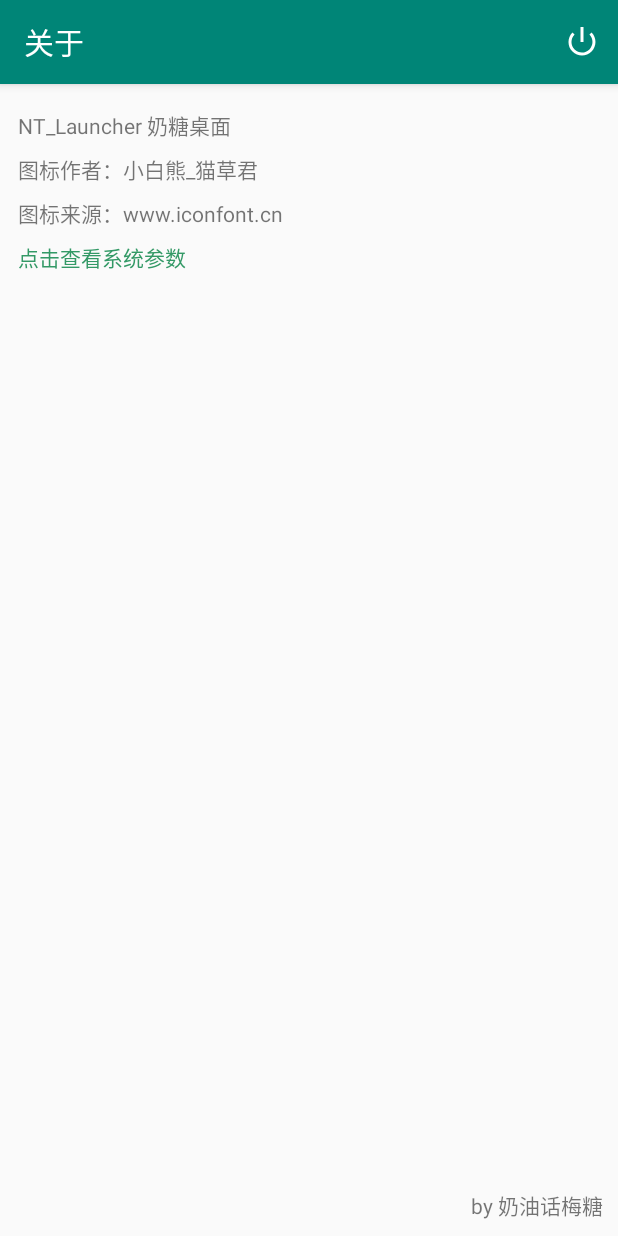
After one commit to wjy000/NT-Eink-Launcher, an Android app: the AboutActivity screen opened directly, with no data from a screen before it, on a phone screen of 412 x 824 dp. The commit adds this screen. Run offline under Robolectric (Android 15) with nearby library versions, the phone set to English and light mode, and no system bars.

Commit message:
优化、新增关于界面

```diff
--- a/app/build.gradle
+++ b/app/build.gradle
@@ -7,8 +7,8 @@
         applicationId "com.etang.nt_launcher"
         minSdkVersion 16
         targetSdkVersion 29
-        versionCode 181
-        versionName "1.8.1"
+        versionCode 182
+        versionName "1.8.2"
         testInstrumentationRunner "androidx.test.runner.AndroidJUnitRunner"
     }
     buildTypes {
--- a/app/src/main/AndroidManifest.xml
+++ b/app/src/main/AndroidManifest.xml
@@ -32,6 +32,7 @@
         <activity
             android:name="com.etang.nt_eink_launcher.SystemStringInfo"
             android:theme="@style/Theme.AppCompat.Light.NoActionBar"></activity>
+        <activity android:name="com.etang.nt_eink_launcher.AboutActivity"></activity>
         <activity
             android:name="com.etang.nt_eink_launcher.ChoseImagesActivity"
             android:theme="@style/Theme.AppCompat.Light.Dialog" />
--- /dev/null
+++ b/app/src/main/java/com/etang/nt_eink_launcher/AboutActivity.java
@@ -0,0 +1,55 @@
+package com.etang.nt_eink_launcher;
+
+import android.content.Intent;
+import android.os.Bundle;
+import android.view.Menu;
+import android.view.MenuItem;
+import android.view.View;
+import android.widget.TextView;
+
+import androidx.appcompat.app.AppCompatActivity;
+
+import com.etang.nt_launcher.R;
+
+public class AboutActivity extends AppCompatActivity {
+    TextView tv_system_info;
+
+    @Override
+    protected void onCreate(Bundle savedInstanceState) {
+        super.onCreate(savedInstanceState);
+        setContentView(R.layout.activity_about);
+        setTitle("关于");
+        initView();
+        tv_system_info.setOnClickListener(new View.OnClickListener() {
+            @Override
+            public void onClick(View v) {
+                startActivity(new Intent(AboutActivity.this, SystemStringInfo.class));
+            }
+        });
+    }
+
+    private void initView() {
+        tv_system_info = (TextView) findViewById(R.id.tv_system_info);
+    }
+
+    @Override
+    public boolean onCreateOptionsMenu(Menu menu) {
+        // Inflate the menu; this adds items to the action bar if it is present.
+        getMenuInflater().inflate(R.menu.toolbar, menu);
+        return true;
+    }
+
+    @Override
+    public boolean onOptionsItemSelected(MenuItem item) {
+        // Handle action bar item clicks here. The action bar will
+        // automatically handle clicks on the Home/Up button, so long
+        // as you specify a parent activity in AndroidManifest.xml.
+        int id = item.getItemId();
+        //noinspection SimplifiableIfStatement
+        if (id == R.id.action_back) {
+            finish();
+            return true;
+        }
+        return super.onOptionsItemSelected(item);
+    }
+}
--- a/app/src/main/java/com/etang/nt_eink_launcher/SystemStringInfo.java
+++ b/app/src/main/java/com/etang/nt_eink_launcher/SystemStringInfo.java
@@ -40,5 +40,7 @@
         ((TextView) findViewById(R.id.tv_system_deviceproduct)).setText(String.valueOf(SystemInFo.getDeviceManufacturer()));
         //设备品牌
         ((TextView) findViewById(R.id.tv_system_devicebrand)).setText(String.valueOf(SystemInFo.getDeviceManufacturer()));
+        //设备主板名
+        ((TextView) findViewById(R.id.tv_system_deviceboard)).setText(String.valueOf(SystemInFo.getDeviceBoard()));
     }
 }
--- /dev/null
+++ b/app/src/main/res/layout/activity_about.xml
@@ -0,0 +1,59 @@
+<?xml version="1.0" encoding="utf-8"?>
+<androidx.constraintlayout.widget.ConstraintLayout xmlns:android="http://schemas.android.com/apk/res/android"
+    xmlns:app="http://schemas.android.com/apk/res-auto"
+    xmlns:tools="http://schemas.android.com/tools"
+    android:layout_width="match_parent"
+    android:layout_height="match_parent"
+    tools:context=".AboutActivity">
+
+    <TextView
+        android:id="@+id/textView3"
+        android:layout_width="wrap_content"
+        android:layout_height="wrap_content"
+        android:text="NT_Launcher 奶糖桌面"
+        app:layout_constraintBottom_toBottomOf="parent"
+        app:layout_constraintEnd_toEndOf="parent"
+        app:layout_constraintHorizontal_bias="0.045"
+        app:layout_constraintStart_toStartOf="parent"
+        app:layout_constraintTop_toTopOf="parent"
+        app:layout_constraintVertical_bias="0.022" />
+
+    <TextView
+        android:id="@+id/textView2"
+        android:layout_width="wrap_content"
+        android:layout_height="wrap_content"
+        android:layout_marginTop="8dp"
+        android:text="图标作者：小白熊_猫草君"
+        app:layout_constraintEnd_toEndOf="parent"
+        app:layout_constraintHorizontal_bias="0.0"
+        app:layout_constraintStart_toStartOf="@+id/textView3"
+        app:layout_constraintTop_toBottomOf="@+id/textView3" />
+
+    <TextView
+        android:id="@+id/textView4"
+        android:layout_width="wrap_content"
+        android:layout_height="wrap_content"
+        android:layout_marginTop="8dp"
+        android:text="图标来源：www.iconfont.cn"
+        app:layout_constraintStart_toStartOf="@+id/textView2"
+        app:layout_constraintTop_toBottomOf="@+id/textView2" />
+
+    <TextView
+        android:id="@+id/textView5"
+        android:layout_width="wrap_content"
+        android:layout_height="wrap_content"
+        android:layout_margin="10dp"
+        android:text="by 奶油话梅糖"
+        app:layout_constraintBottom_toBottomOf="parent"
+        app:layout_constraintEnd_toEndOf="parent" />
+
+    <TextView
+        android:id="@+id/tv_system_info"
+        android:layout_width="wrap_content"
+        android:layout_height="wrap_content"
+        android:layout_marginTop="8dp"
+        android:text="点击查看系统参数"
+        android:textColor="#339966"
+        app:layout_constraintStart_toStartOf="@+id/textView4"
+        app:layout_constraintTop_toBottomOf="@+id/textView4" />
+</androidx.constraintlayout.widget.ConstraintLayout>
--- /dev/null
+++ b/app/src/main/res/menu/toolbar.xml
@@ -0,0 +1,9 @@
+<menu xmlns:android="http://schemas.android.com/apk/res/android"
+    xmlns:app="http://schemas.android.com/apk/res-auto">
+    <item
+        android:id="@+id/action_back"
+        android:icon="@android:drawable/ic_lock_power_off"
+        android:orderInCategory="100"
+        android:title="@string/action_back"
+        app:showAsAction="always" />
+</menu>
--- a/app/src/main/res/values/strings.xml
+++ b/app/src/main/res/values/strings.xml
@@ -1,4 +1,6 @@
 <resources>
     <string name="app_name">NT Launcher</string>
     <string name="title_activity_wather">WatherActivity</string>
+    <string name="action_about">关于</string>
+    <string name="action_back">返回</string>
 </resources>
```
Also changed, not shown: app/src/main/java/com/etang/nt_eink_launcher/MainActivity.java (+8 -11 lines), app/src/main/res/layout/activity_system_string_info.xml (+11 -0 lines), app/src/main/res/layout/popwindow_setting.xml (+0 -16 lines), app/src/main/res/menu/menu_main.xml (added, +9 -0 lines), app/src/main/res/drawable-v24/ic_launcher.png, app/src/main/res/drawable/ic_launcher.png, 1 other file.
